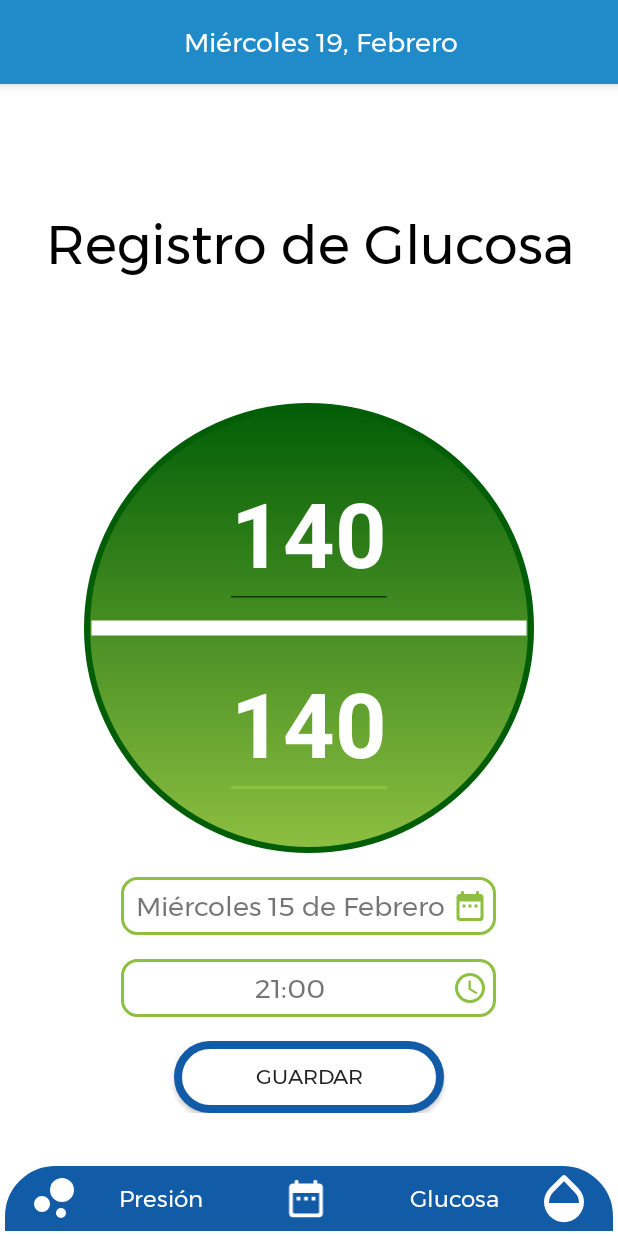
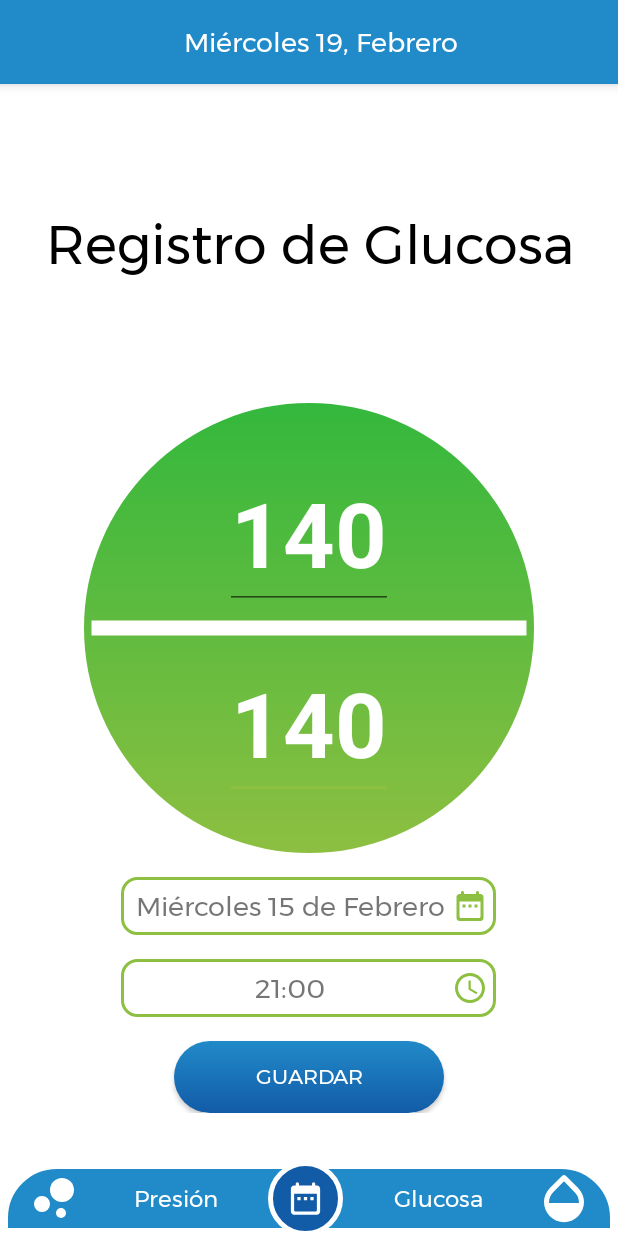
Before and after one commit to acespedesv/SymptomProject, an Android app: the BloodPressureForm screen opened directly, with no data from a screen before it, on a phone screen of 412 x 824 dp. Run offline under Robolectric (Android 15) with nearby library versions, the phone set to English and light mode, and no system bars.

Commit message:
Finish main menu style

```diff
--- a/app/src/main/res/drawable/blood_pressure_form_shape.xml
+++ b/app/src/main/res/drawable/blood_pressure_form_shape.xml
@@ -3,10 +3,10 @@
 
     <item>
         <shape android:shape="oval">
-            <stroke android:width="4dp" android:color="#025E06"/>
             <size android:width="100dp" android:height="100dp"/>
+<!--            <solid android:color="@color/colorMainGreen"/>-->
             <gradient android:angle="90" android:startColor="@color/colorMainGreen"
-                android:endColor="#025E06"/> <!--TODO: add this color to xml-->
+                android:endColor="#33B83D"/> <!--TODO: add this color to xml-->
         </shape>
     </item>
 
--- /dev/null
+++ b/app/src/main/res/drawable/history_shape.xml
@@ -0,0 +1,12 @@
+<?xml version="1.0" encoding="utf-8"?>
+<shape xmlns:android="http://schemas.android.com/apk/res/android"
+    android:shape="oval">
+
+    <solid android:color="@color/colorDarkBlue"/>
+    <stroke android:color="@color/colorMainWhite"
+        android:width="3dp"/>
+    <size android:width="50dp" android:height="50dp"/>
+
+
+
+</shape>
--- /dev/null
+++ b/app/src/main/res/drawable/ic_back.xml
@@ -0,0 +1,5 @@
+<vector android:height="24dp" android:tint="#FFFFFF"
+    android:viewportHeight="24.0" android:viewportWidth="24.0"
+    android:width="24dp" xmlns:android="http://schemas.android.com/apk/res/android">
+    <path android:fillColor="#FF000000" android:pathData="M20,11H7.83l5.59,-5.59L12,4l-8,8 8,8 1.41,-1.41L7.83,13H20v-2z"/>
+</vector>
--- a/app/src/main/res/drawable/main_menu_style.xml
+++ b/app/src/main/res/drawable/main_menu_style.xml
@@ -3,8 +3,8 @@
 
     <item>
         <shape>
-            <solid android:color="@color/colorDarkBlue"/>
-            <stroke android:width="3dp" android:color="@color/colorMainWhite"/>
+            <solid android:color="@color/colorLightBlue"/>
+            <stroke android:width="5dp" android:color="@color/colorMainWhite"/>
             <corners android:topLeftRadius="35dp" android:topRightRadius="35dp"/>
         </shape>
     </item>
--- a/app/src/main/res/drawable/save_button.xml
+++ b/app/src/main/res/drawable/save_button.xml
@@ -4,8 +4,10 @@
     <item>
         <shape android:shape="rectangle">
             <corners android:radius="500dp"/>
-            <stroke android:width="5dp" android:color="@color/colorDarkBlue"/>
-            <solid android:color="@color/colorMainWhite"/>
+<!--            <stroke android:width="5dp" android:color="@color/colorDarkBlue"/>-->
+<!--            <solid android:color="@color/colorMainWhite"/>-->
+            <gradient android:startColor="@color/colorDarkBlue" android:angle="90"
+                android:endColor="@color/colorLightBlue"/>
         </shape>
     </item>
 
--- a/app/src/main/res/layout/activity_blood_pressure_form.xml
+++ b/app/src/main/res/layout/activity_blood_pressure_form.xml
@@ -126,7 +126,8 @@
                 android:layout_height="wrap_content"
                 android:background="@drawable/save_button"
                 android:fontFamily="@font/montserrat"
-                android:text="@string/save_button_text" />
+                android:text="@string/save_button_text"
+                android:textColor="@color/colorMainWhite"/>
 
         </LinearLayout>
 
--- a/app/src/main/res/layout/activity_main.xml
+++ b/app/src/main/res/layout/activity_main.xml
@@ -27,7 +27,7 @@
             android:name="com.project.symptoms.BodyFragment"
             android:layout_width="match_parent"
             android:layout_height="0dp"
-            android:layout_weight="8"
+            android:layout_weight="10"
             android:layout_marginTop="15dp"
             tools:layout="@layout/fragment_body" />
 
@@ -39,7 +39,6 @@
             tools:layout="@layout/fragment_main_menu"
             android:id="@+id/fragment_main_menu" />
 
-
     </LinearLayout>
 
 </LinearLayout>
--- a/app/src/main/res/layout/fragment_main_menu.xml
+++ b/app/src/main/res/layout/fragment_main_menu.xml
@@ -17,18 +17,17 @@
         android:layout_height="match_parent"
         android:gravity="center"
         android:text="@string/blood_pressure_button"
-        android:textAlignment="center"
         android:textColor="@color/colorMainWhite"
         android:textSize="15sp"
-        android:drawableStart="@drawable/ic_blood_pressure_icon" />
+        android:drawableStart="@drawable/ic_blood_pressure_icon"/>
 
     <ImageView
+        android:background="@drawable/history_shape"
         android:id="@+id/calendar_icon"
         android:src="@drawable/ic_history"
         android:layout_width="wrap_content"
         android:layout_height="match_parent"
-        android:padding="10dp"
-        android:layout_weight="1"
+        android:padding="12dp"
         android:contentDescription="@string/history_button"
         android:tint="@color/colorMainWhite"/>
 
@@ -36,8 +35,7 @@
         android:layout_marginEnd="@dimen/fab_margin"
         android:fontFamily="@font/montserrat"
         android:id="@+id/glucose_text"
-        android:layout_width="100dp"
-        android:textAlignment="center"
+        android:layout_width="wrap_content"
         android:gravity="center"
         android:layout_height="match_parent"
         android:text="@string/glucose_button"
```
